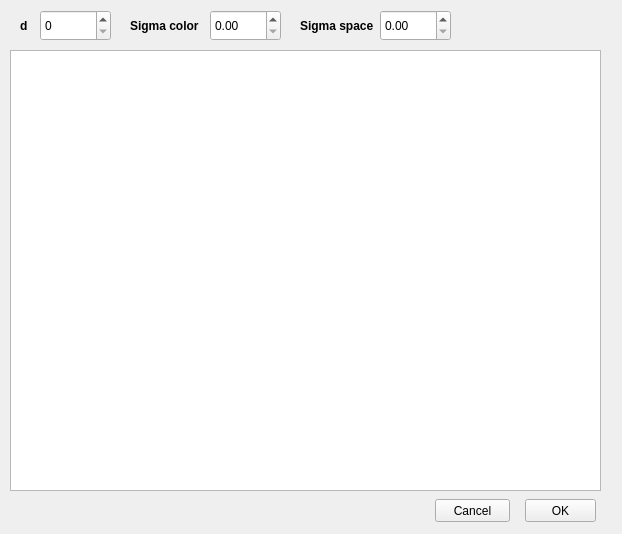
First picture: the form in OpenCVShop/CVActionBilateralBlurView.ui, repository hrachyahakobyan/OpenCVShop, before the edit.
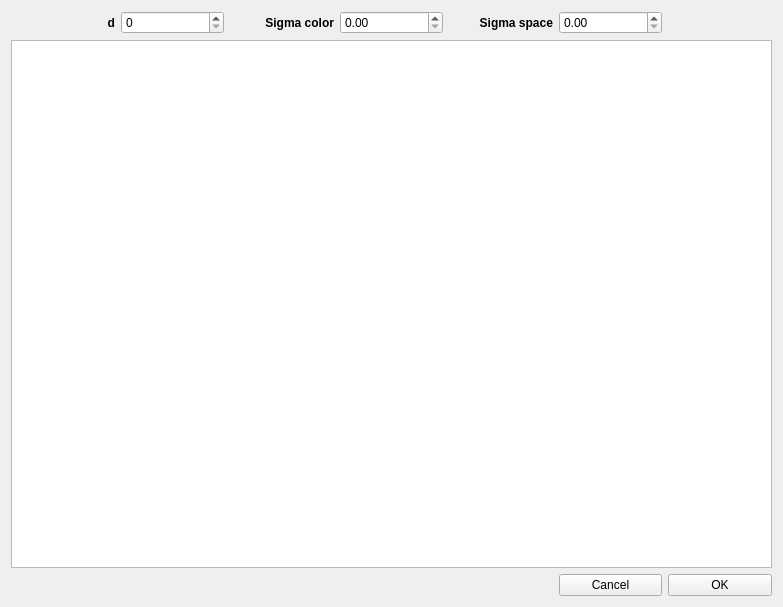
Second picture: the form after the edit. Custom widgets are drawn as their Qt base class.

Commit message: Merged morphological transformations to a single view

```diff
--- a/OpenCVShop/CVActionBilateralBlurView.ui
+++ b/OpenCVShop/CVActionBilateralBlurView.ui
@@ -6,87 +6,16 @@
    <rect>
     <x>0</x>
     <y>0</y>
-    <width>622</width>
-    <height>534</height>
+    <width>783</width>
+    <height>607</height>
    </rect>
   </property>
   <property name="windowTitle">
    <string>CVActionBilateralBlurView</string>
   </property>
-  <widget class="QPushButton" name="okButton">
-   <property name="geometry">
-    <rect>
-     <x>525</x>
-     <y>499</y>
-     <width>71</width>
-     <height>23</height>
-    </rect>
-   </property>
-   <property name="text">
-    <string>OK</string>
-   </property>
-  </widget>
-  <widget class="QPushButton" name="cancelButton">
-   <property name="geometry">
-    <rect>
-     <x>435</x>
-     <y>499</y>
-     <width>75</width>
-     <height>23</height>
-    </rect>
-   </property>
-   <property name="text">
-    <string>Cancel</string>
-   </property>
-  </widget>
-  <widget class="QDoubleSpinBox" name="sigmaSpaceSpinBox">
-   <property name="geometry">
-    <rect>
-     <x>380</x>
-     <y>10</y>
-     <width>71</width>
-     <height>31</height>
-    </rect>
-   </property>
-  </widget>
-  <widget class="QLabel" name="label_2">
-   <property name="geometry">
-    <rect>
-     <x>300</x>
-     <y>10</y>
-     <width>81</width>
-     <height>31</height>
-    </rect>
-   </property>
-   <property name="font">
-    <font>
-     <weight>75</weight>
-     <bold>true</bold>
-    </font>
-   </property>
-   <property name="text">
-    <string>Sigma space</string>
-   </property>
-  </widget>
-  <widget class="QGraphicsView" name="graphicsView">
-   <property name="geometry">
-    <rect>
-     <x>10</x>
-     <y>50</y>
-     <width>591</width>
-     <height>441</height>
-    </rect>
-   </property>
-  </widget>
+  <layout class="QGridLayout" name="gridLayout">
+   <item row="0" column="0">
   <widget class="QLabel" name="label_3">
-   <property name="geometry">
-    <rect>
-     <x>20</x>
-     <y>10</y>
-     <width>16</width>
-     <height>31</height>
-    </rect>
-   </property>
    <property name="font">
     <font>
      <weight>75</weight>
@@ -96,26 +25,16 @@
    <property name="text">
     <string>d</string>
    </property>
-  </widget>
-  <widget class="QDoubleSpinBox" name="sigmaColorSpinBox">
-   <property name="geometry">
-    <rect>
-     <x>210</x>
-     <y>10</y>
-     <width>71</width>
-     <height>31</height>
-    </rect>
-   </property>
-  </widget>
+     <property name="alignment">
+      <set>Qt::AlignRight|Qt::AlignTrailing|Qt::AlignVCenter</set>
+     </property>
+    </widget>
+   </item>
+   <item row="0" column="1">
+    <widget class="QSpinBox" name="dSpinBox"/>
+   </item>
+   <item row="0" column="2">
   <widget class="QLabel" name="label_4">
-   <property name="geometry">
-    <rect>
-     <x>130</x>
-     <y>10</y>
-     <width>71</width>
-     <height>31</height>
-    </rect>
-   </property>
    <property name="font">
     <font>
      <weight>75</weight>
@@ -125,17 +44,51 @@
    <property name="text">
     <string>Sigma color</string>
    </property>
-  </widget>
-  <widget class="QSpinBox" name="dSpinBox">
-   <property name="geometry">
-    <rect>
-     <x>40</x>
-     <y>10</y>
-     <width>71</width>
-     <height>31</height>
-    </rect>
-   </property>
-  </widget>
+     <property name="alignment">
+      <set>Qt::AlignRight|Qt::AlignTrailing|Qt::AlignVCenter</set>
+     </property>
+    </widget>
+   </item>
+   <item row="0" column="3">
+    <widget class="QDoubleSpinBox" name="sigmaColorSpinBox"/>
+   </item>
+   <item row="0" column="4">
+    <widget class="QLabel" name="label_2">
+     <property name="font">
+      <font>
+       <weight>75</weight>
+       <bold>true</bold>
+      </font>
+     </property>
+     <property name="text">
+      <string>Sigma space</string>
+     </property>
+     <property name="alignment">
+      <set>Qt::AlignRight|Qt::AlignTrailing|Qt::AlignVCenter</set>
+     </property>
+    </widget>
+   </item>
+   <item row="0" column="5">
+    <widget class="QDoubleSpinBox" name="sigmaSpaceSpinBox"/>
+   </item>
+   <item row="1" column="0" colspan="7">
+    <widget class="QGraphicsView" name="graphicsView"/>
+   </item>
+   <item row="2" column="5">
+    <widget class="QPushButton" name="cancelButton">
+     <property name="text">
+      <string>Cancel</string>
+     </property>
+    </widget>
+   </item>
+   <item row="2" column="6">
+    <widget class="QPushButton" name="okButton">
+     <property name="text">
+      <string>OK</string>
+     </property>
+    </widget>
+   </item>
+  </layout>
  </widget>
  <layoutdefault spacing="6" margin="11"/>
  <customwidgets>
```
Lines whose indentation alone changed are shown as unchanged. The commit also changes 37 other files.
